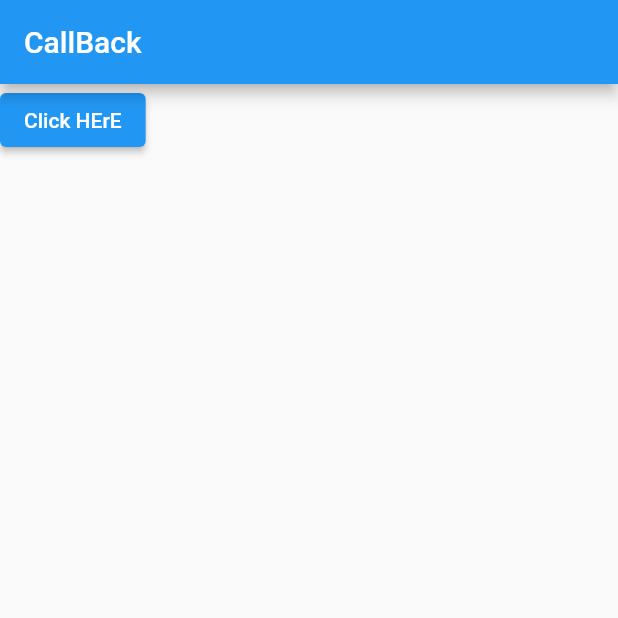
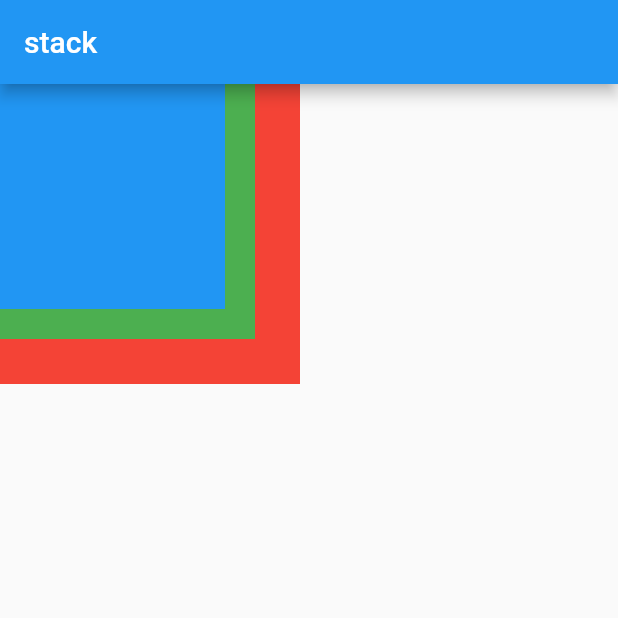
Before and after one commit to panditakshay402/Flutter, a Flutter app: the screen it shows after launch, on a phone screen of 412 x 824 dp, the top half of it. Run offline on Flutter 3.47's test engine with Material 2 defaults, Android fonts, the phone set to English and light mode, and no system bars.

Commit message:
callback.dart added

```diff
--- a/lib/main.dart
+++ b/lib/main.dart
@@ -8,6 +8,7 @@ import 'package:flutter_1/callback.dart';
 import 'package:flutter_1/cardwidget.dart';
 import 'package:flutter_1/fontswala.dart';
 import 'package:flutter_1/practise.dart';
+import 'package:flutter_1/stack.dart';
 import 'package:flutter_1/time.dart';
 
 import 'CircleAvatar.dart';
@@ -23,7 +24,7 @@ class myapp extends StatelessWidget {
     return MaterialApp(
       title: "hii boi",
       debugShowCheckedModeBanner: false,
-      home: callback(),
+      home: stack(),
     );
   }
 }
--- /dev/null
+++ b/lib/stack.dart
@@ -0,0 +1,34 @@
+import 'package:flutter/cupertino.dart';
+import 'package:flutter/material.dart';
+
+class stack extends StatelessWidget {
+  const stack({Key? key}) : super(key: key);
+
+  @override
+  Widget build(BuildContext context) {
+    return Scaffold(
+      appBar: AppBar(
+        title: Text('stack'),
+      ),
+      body: Stack(
+        children: [
+          Container(
+            width: 200,
+            height: 200,
+            color: Colors.red,
+          ),
+          Container(
+            width: 170,
+            height: 170,
+            color: Colors.green,
+          ),
+          Container(
+            width: 150,
+            height: 150,
+            color: Colors.blue,
+          ),
+        ],
+      ),
+    );
+  }
+}
```
